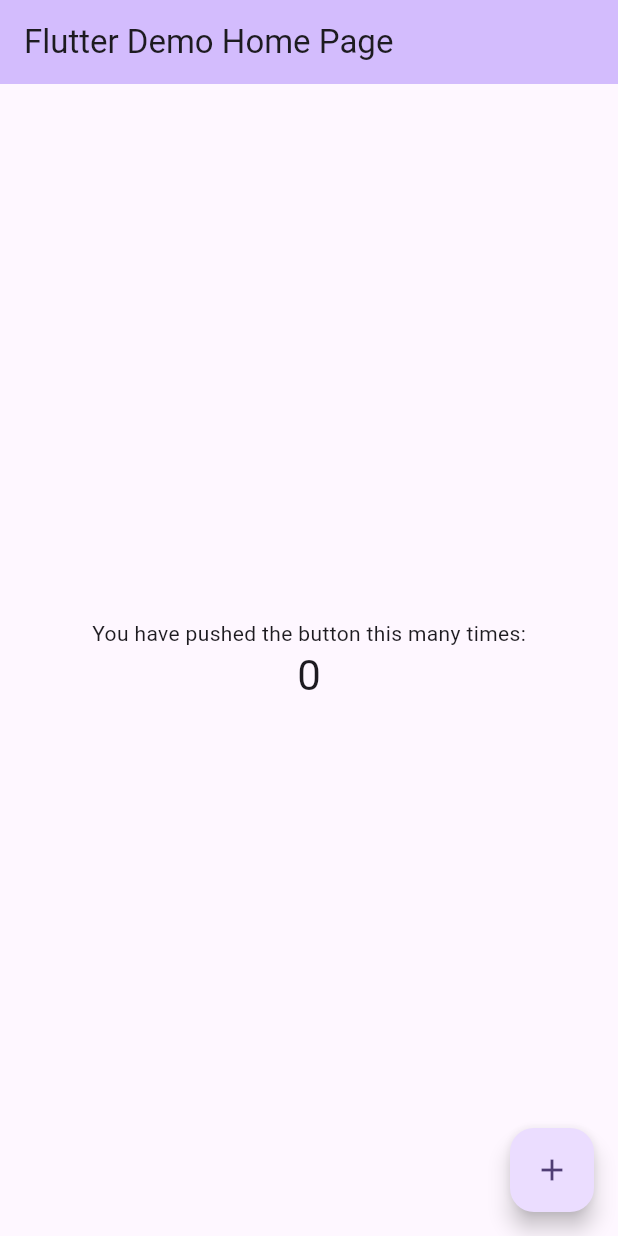
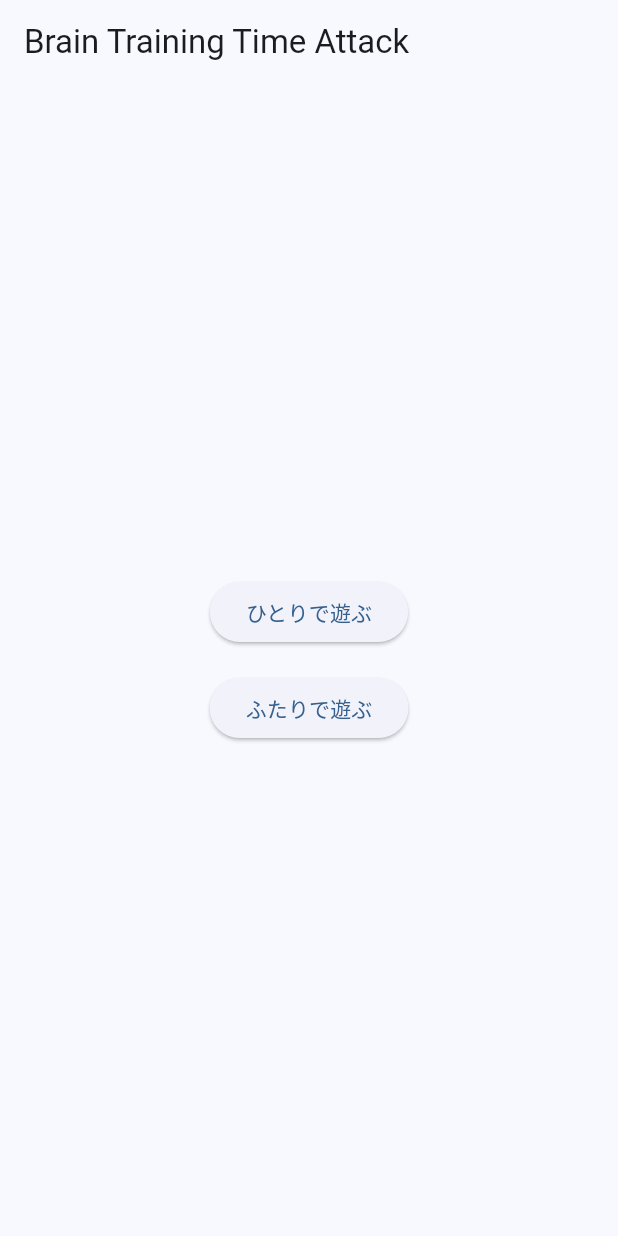
Before and after one commit to manabu-yamazaki/brain_training_time_attack, a Flutter app: the screen it shows after launch, on a phone screen of 412 x 824 dp. Run offline on Flutter 3.47's test engine with Material 3 defaults, Android fonts, the phone set to English and light mode, and no system bars; our stand-ins replace firebase_core, flutter_riverpod; accounts and stored records are empty.

Commit message:
骨組み作成

```diff
--- /dev/null
+++ b/lib/app.dart
@@ -0,0 +1,18 @@
+import 'package:flutter/material.dart';
+import 'package:brain_training_time_attack/config/theme.dart';
+import 'package:brain_training_time_attack/features/game/screens/home_screen.dart';
+
+class BrainTrainingTimeAttackApp extends StatelessWidget {
+  const BrainTrainingTimeAttackApp({super.key});
+
+  @override
+  Widget build(BuildContext context) {
+    return MaterialApp(
+      title: 'Brain Training Time Attack',
+      theme: AppTheme.lightTheme,
+      darkTheme: AppTheme.darkTheme,
+      themeMode: ThemeMode.system,
+      home: const HomeScreen(),
+    );
+  }
+}
--- /dev/null
+++ b/lib/config/theme.dart
@@ -0,0 +1,23 @@
+import 'package:flutter/material.dart';
+
+class AppTheme {
+  static ThemeData get lightTheme {
+    return ThemeData(
+      useMaterial3: true,
+      colorScheme: ColorScheme.fromSeed(
+        seedColor: Colors.blue,
+        brightness: Brightness.light,
+      ),
+    );
+  }
+
+  static ThemeData get darkTheme {
+    return ThemeData(
+      useMaterial3: true,
+      colorScheme: ColorScheme.fromSeed(
+        seedColor: Colors.blue,
+        brightness: Brightness.dark,
+      ),
+    );
+  }
+}
--- /dev/null
+++ b/lib/features/game/screens/home_screen.dart
@@ -0,0 +1,34 @@
+import 'package:flutter/material.dart';
+
+class HomeScreen extends StatelessWidget {
+  const HomeScreen({super.key});
+
+  @override
+  Widget build(BuildContext context) {
+    return Scaffold(
+      appBar: AppBar(
+        title: const Text('Brain Training Time Attack'),
+      ),
+      body: Center(
+        child: Column(
+          mainAxisAlignment: MainAxisAlignment.center,
+          children: [
+            ElevatedButton(
+              onPressed: () {
+                // TODO: ひとりで遊ぶ画面へ遷移
+              },
+              child: const Text('ひとりで遊ぶ'),
+            ),
+            const SizedBox(height: 16),
+            ElevatedButton(
+              onPressed: () {
+                // TODO: ふたりで遊ぶ画面へ遷移
+              },
+              child: const Text('ふたりで遊ぶ'),
+            ),
+          ],
+        ),
+      ),
+    );
+  }
+}
```
Also changed, not shown: lib/main.dart (+12 -2 lines), pubspec.yaml (+17 -2 lines), pubspec.lock, 24 other files.
